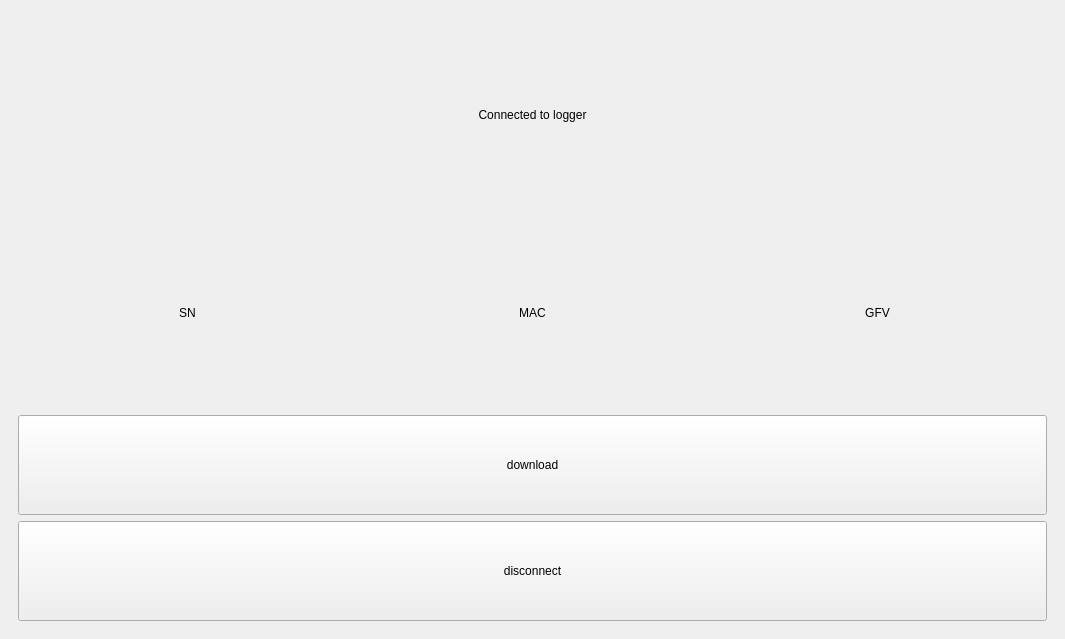
This is bix/gui/gui.ui in LowellInstruments/bix as Qt 5 draws it before an edit. The edited form follows.
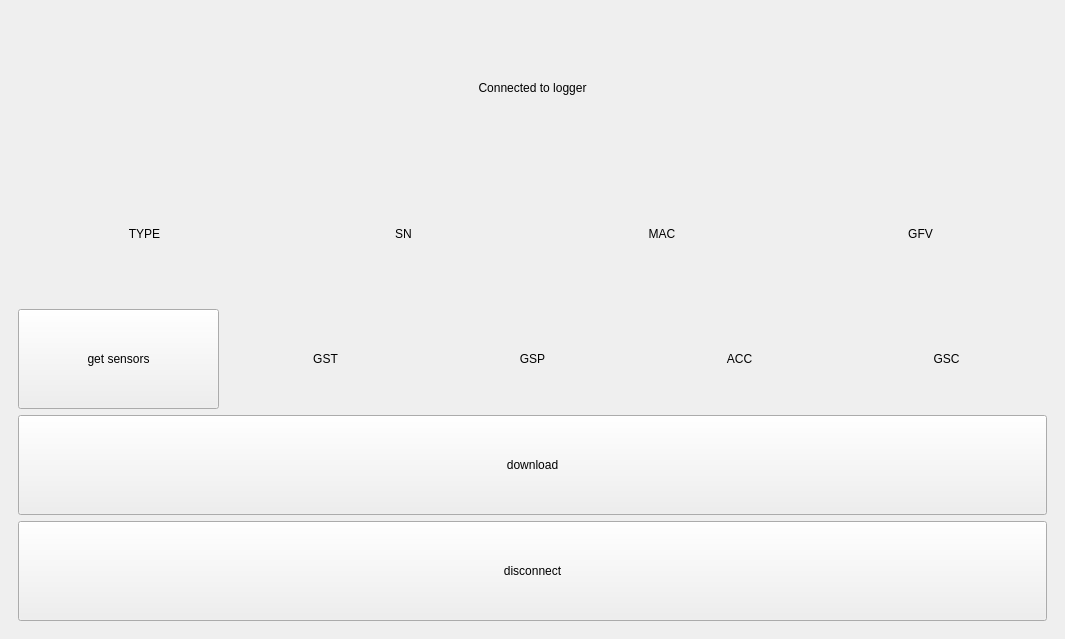
This is the edited form.

The edit to the form file:
```diff
--- a/bix/gui/gui.ui
+++ b/bix/gui/gui.ui
@@ -78,7 +78,7 @@
       <widget class="QWidget" name="page_2">
        <layout class="QHBoxLayout" name="horizontalLayout_6">
         <item>
-         <layout class="QVBoxLayout" name="verticalLayout_2" stretch="1,1,1,1">
+         <layout class="QVBoxLayout" name="verticalLayout_2" stretch="1,1,0,1,1">
           <item>
            <widget class="QLabel" name="label_2">
             <property name="text">
@@ -90,7 +90,17 @@
            </widget>
           </item>
           <item>
-           <layout class="QHBoxLayout" name="horizontalLayout_5">
+           <layout class="QHBoxLayout" name="horizontalLayout_5" stretch="1,1,1,1">
+            <item>
+             <widget class="QLabel" name="lbl_type">
+              <property name="text">
+               <string>TYPE</string>
+              </property>
+              <property name="alignment">
+               <set>Qt::AlignCenter</set>
+              </property>
+             </widget>
+            </item>
             <item>
              <widget class="QLabel" name="lbl_sn">
               <property name="text">
@@ -123,6 +133,63 @@
             </item>
            </layout>
           </item>
+          <item>
+           <layout class="QHBoxLayout" name="horizontalLayout_7" stretch="1,1,1,1,1">
+            <item>
+             <widget class="QPushButton" name="btn_sensors">
+              <property name="minimumSize">
+               <size>
+                <width>0</width>
+                <height>100</height>
+               </size>
+              </property>
+              <property name="text">
+               <string>get sensors</string>
+              </property>
+             </widget>
+            </item>
+            <item>
+             <widget class="QLabel" name="lbl_gst">
+              <property name="text">
+               <string>GST</string>
+              </property>
+              <property name="alignment">
+               <set>Qt::AlignCenter</set>
+              </property>
+             </widget>
+            </item>
+            <item>
+             <widget class="QLabel" name="lbl_gsp">
+              <property name="text">
+               <string>GSP</string>
+              </property>
+              <property name="alignment">
+               <set>Qt::AlignCenter</set>
+              </property>
+             </widget>
+            </item>
+            <item>
+             <widget class="QLabel" name="lbl_acc">
+              <property name="text">
+               <string>ACC</string>
+              </property>
+              <property name="alignment">
+               <set>Qt::AlignCenter</set>
+              </property>
+             </widget>
+            </item>
+            <item>
+             <widget class="QLabel" name="lbl_gsc">
+              <property name="text">
+               <string>GSC</string>
+              </property>
+              <property name="alignment">
+               <set>Qt::AlignCenter</set>
+              </property>
+             </widget>
+            </item>
+           </layout>
+          </item>
           <item>
            <widget class="QPushButton" name="btn_download">
             <property name="minimumSize">
```
Left out of the diff: 29 changed lines with no effect on the pictures. Lines whose indentation alone changed are shown as unchanged.
